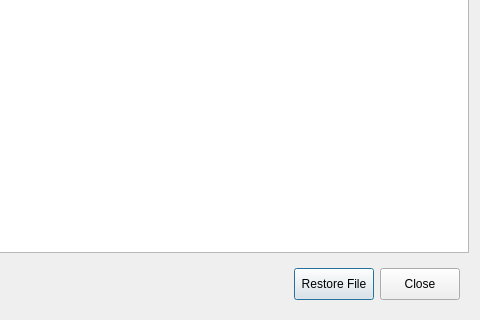
Above: FileBrowser.ui from nexusriot/btrfs-assistant before the change; both pictures show x 150 to 630 and y 209 to 529 of the 630 by 529 pixel window. Below: the same form after it.
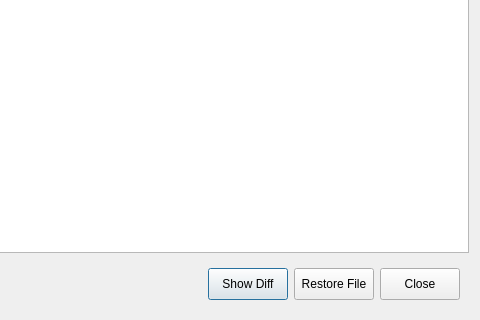
That is the form after the change.

Commit message: Implement diff viewer dialog

Diff of the .ui file:
```diff
--- a/FileBrowser.ui
+++ b/FileBrowser.ui
@@ -51,6 +51,19 @@
         </property>
        </spacer>
       </item>
+      <item>
+       <widget class="QPushButton" name="pushButton_diff">
+        <property name="sizePolicy">
+         <sizepolicy hsizetype="Preferred" vsizetype="Preferred">
+          <horstretch>0</horstretch>
+          <verstretch>0</verstretch>
+         </sizepolicy>
+        </property>
+        <property name="text">
+         <string>Show Diff</string>
+        </property>
+       </widget>
+      </item>
       <item>
        <widget class="QPushButton" name="pushButton_restore">
         <property name="sizePolicy">
```
The commit also changes 8 other files.
